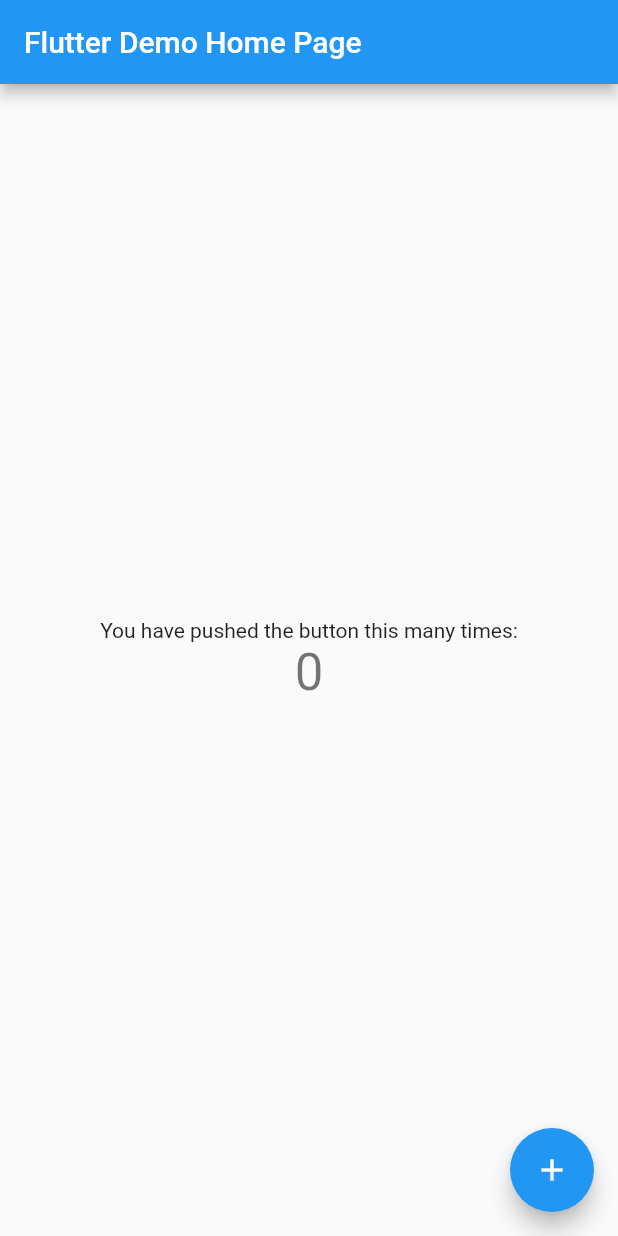
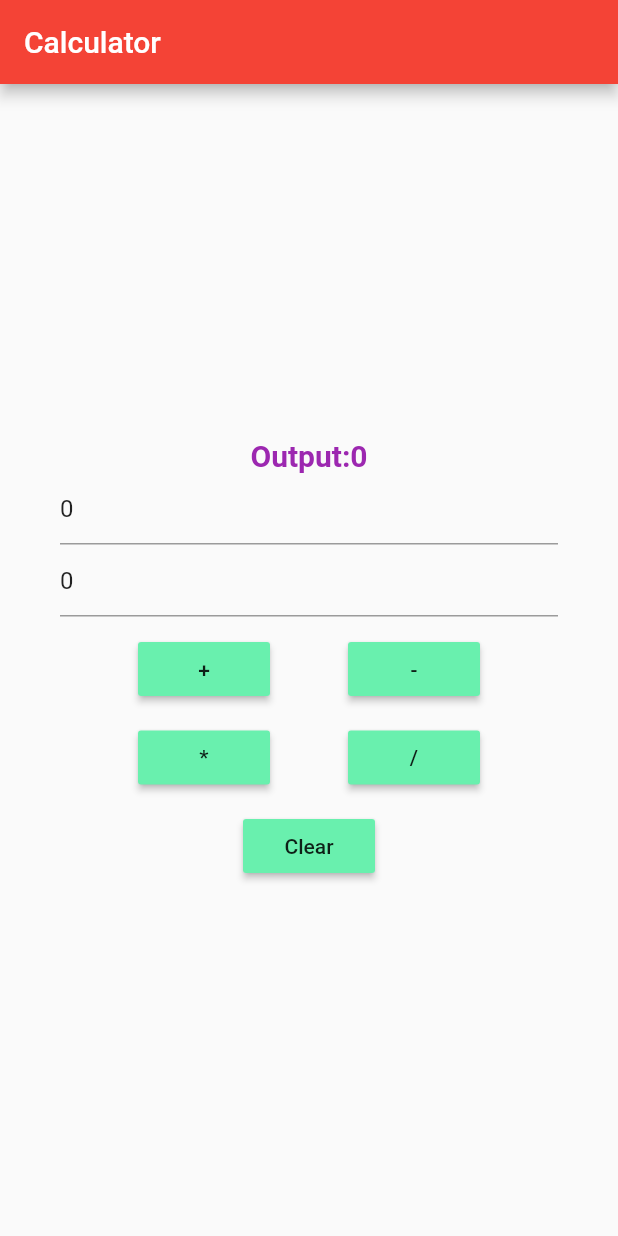
Before and after one commit to Ankita-Umredkar/calculator, a Flutter app: the screen it shows after launch, on a phone screen of 412 x 824 dp. Run offline on Flutter 3.47's test engine with Material 2 defaults, Android fonts, the phone set to English and light mode, and no system bars.

Commit message:
calculator completed

```diff
--- /dev/null
+++ b/lib/home_page.dart
@@ -0,0 +1,138 @@
+import 'package:flutter/material.dart';
+
+class HomePage extends StatefulWidget {
+  @override
+  State createState() => new HomePageState();
+}
+
+class HomePageState extends State<HomePage> {
+  var num1 = 0, num2 = 0, sum = 0;
+  final TextEditingController t1 = new TextEditingController(text: "0");
+  final TextEditingController t2 = new TextEditingController(text: "0");
+
+  void doAddtion() {
+    setState(() {
+      num1 = int.parse(t1.text);
+      num2 = int.parse(t2.text);
+      sum = num1 + num2;
+    });
+  }
+
+  void doSub() {
+    setState(() {
+      num1 = int.parse(t1.text);
+      num2 = int.parse(t2.text);
+      sum = num1 - num2;
+    });
+  }
+
+  void doMul() {
+    setState(() {
+      num1 = int.parse(t1.text);
+      num2 = int.parse(t2.text);
+      sum = num1 * num2;
+    });
+  }
+
+  void doDiv() {
+    setState(() {
+      num1 = int.parse(t1.text);
+      num2 = int.parse(t2.text);
+      sum = num1 ~/ num2;
+    });
+  }
+
+
+    void doClear(){
+      setState(() {
+      t1.text= "0";
+      t2.text = "0";
+
+      });
+    }
+
+
+  @override
+  Widget build(BuildContext context) {
+    return new Scaffold(
+      appBar: new AppBar(
+        title: new Text("Calculator"),
+      ),
+      body: new Container(
+        padding: EdgeInsets.all(40.0),
+        child: new Column(
+          mainAxisAlignment: MainAxisAlignment.center,
+          children: <Widget>[
+            new Text(
+              "Output:$sum",
+              style: new TextStyle(
+                  fontSize: 20.0,
+                  color: Colors.purple,
+                  fontWeight: FontWeight.bold),
+            ),
+
+            new TextField(
+              keyboardType: TextInputType.number,
+              decoration: new InputDecoration(hintText: "Enter Number 1"),
+              controller: t1,
+            ),
+            new TextField(
+              keyboardType: TextInputType.number,
+              decoration: new InputDecoration(hintText: "Enter Number 2"),
+              controller: t2,
+            ),
+            Padding(
+              padding: EdgeInsets.only(top: 11.0),
+            ),
+            new Row(
+              mainAxisAlignment: MainAxisAlignment.spaceEvenly,
+              children: <Widget>[
+                new MaterialButton(
+                  color: Colors.greenAccent,
+                  child: new Text("+"),
+                  onPressed: doAddtion,
+                ),
+                new MaterialButton(
+                  color: Colors.greenAccent,
+                  child: new Text("-"),
+                  onPressed: doSub,
+                ),
+              ],
+            ),
+            Padding(
+              padding: EdgeInsets.only(top: 11.0),
+            ),
+            new Row(
+              mainAxisAlignment: MainAxisAlignment.spaceEvenly,
+              children: <Widget>[
+                new MaterialButton(
+                  color: Colors.greenAccent,
+                  child: new Text("*"),
+                  onPressed: doMul,
+                ),
+                new MaterialButton(
+                  color: Colors.greenAccent,
+                  child: new Text("/"),
+                  onPressed: doDiv,
+                ),
+              ],
+            ),
+            Padding(padding: EdgeInsets.only(top: 11.0),),
+            Row(
+              mainAxisAlignment: MainAxisAlignment.center,
+              children: <Widget>[
+              new MaterialButton(
+                  color: Colors.greenAccent,
+                  child: new Text("Clear"),
+                  onPressed: doClear,
+                ),
+
+              ],
+            )
+
+          ],
+        ),
+      ),
+    );
+  }
+}
--- a/lib/main.dart
+++ b/lib/main.dart
@@ -1,113 +1,15 @@
 import 'package:flutter/material.dart';
+import 'home_page.dart';
 
-void main() {
-  runApp(MyApp());
-}
+void main() => runApp(new MyApp());
 
 class MyApp extends StatelessWidget {
-  // This widget is the root of your application.
   @override
   Widget build(BuildContext context) {
-    return MaterialApp(
-      title: 'Flutter Demo',
-      theme: ThemeData(
-        // This is the theme of your application.
-        //
-        // Try running your application with "flutter run". You'll see the
-        // application has a blue toolbar. Then, without quitting the app, try
-        // changing the primarySwatch below to Colors.green and then invoke
-        // "hot reload" (press "r" in the console where you ran "flutter run",
-        // or simply save your changes to "hot reload" in a Flutter IDE).
-        // Notice that the counter didn't reset back to zero; the application
-        // is not restarted.
-        primarySwatch: Colors.blue,
-      ),
-      home: MyHomePage(title: 'Flutter Demo Home Page'),
+    return new MaterialApp(
+      title: "Calculator App",
+      theme: new ThemeData(primarySwatch: Colors.red),
+      home: new HomePage(),
     );
   }
 }
-
-class MyHomePage extends StatefulWidget {
-  MyHomePage({Key? key, required this.title}) : super(key: key);
-
-  // This widget is the home page of your application. It is stateful, meaning
-  // that it has a State object (defined below) that contains fields that affect
-  // how it looks.
-
-  // This class is the configuration for the state. It holds the values (in this
-  // case the title) provided by the parent (in this case the App widget) and
-  // used by the build method of the State. Fields in a Widget subclass are
-  // always marked "final".
-
-  final String title;
-
-  @override
-  _MyHomePageState createState() => _MyHomePageState();
-}
-
-class _MyHomePageState extends State<MyHomePage> {
-  int _counter = 0;
-
-  void _incrementCounter() {
-    setState(() {
-      // This call to setState tells the Flutter framework that something has
-      // changed in this State, which causes it to rerun the build method below
-      // so that the display can reflect the updated values. If we changed
-      // _counter without calling setState(), then the build method would not be
-      // called again, and so nothing would appear to happen.
-      _counter++;
-    });
-  }
-
-  @override
-  Widget build(BuildContext context) {
-    // This method is rerun every time setState is called, for instance as done
-    // by the _incrementCounter method above.
-    //
-    // The Flutter framework has been optimized to make rerunning build methods
-    // fast, so that you can just rebuild anything that needs updating rather
-    // than having to individually change instances of widgets.
-    return Scaffold(
-      appBar: AppBar(
-        // Here we take the value from the MyHomePage object that was created by
-        // the App.build method, and use it to set our appbar title.
-        title: Text(widget.title),
-      ),
-      body: Center(
-        // Center is a layout widget. It takes a single child and positions it
-        // in the middle of the parent.
-        child: Column(
-          // Column is also a layout widget. It takes a list of children and
-          // arranges them vertically. By default, it sizes itself to fit its
-          // children horizontally, and tries to be as tall as its parent.
-          //
-          // Invoke "debug painting" (press "p" in the console, choose the
-          // "Toggle Debug Paint" action from the Flutter Inspector in Android
-          // Studio, or the "Toggle Debug Paint" command in Visual Studio Code)
-          // to see the wireframe for each widget.
-          //
-          // Column has various properties to control how it sizes itself and
-          // how it positions its children. Here we use mainAxisAlignment to
-          // center the children vertically; the main axis here is the vertical
-          // axis because Columns are vertical (the cross axis would be
-          // horizontal).
-          mainAxisAlignment: MainAxisAlignment.center,
-          children: <Widget>[
-            Text(
-              'You have pushed the button this many times:',
-            ),
-            Text(
-              '$_counter',
-              style: Theme.of(context).textTheme.headline4,
-            ),
-          ],
-        ),
-      ),
-      floatingActionButton: FloatingActionButton(
-        onPressed: _incrementCounter,
-        tooltip: 'Increment',
-        child: Icon(Icons.add),
-      ), // This trailing comma makes auto-formatting nicer for build methods.
-    );
-  }
-}
```
